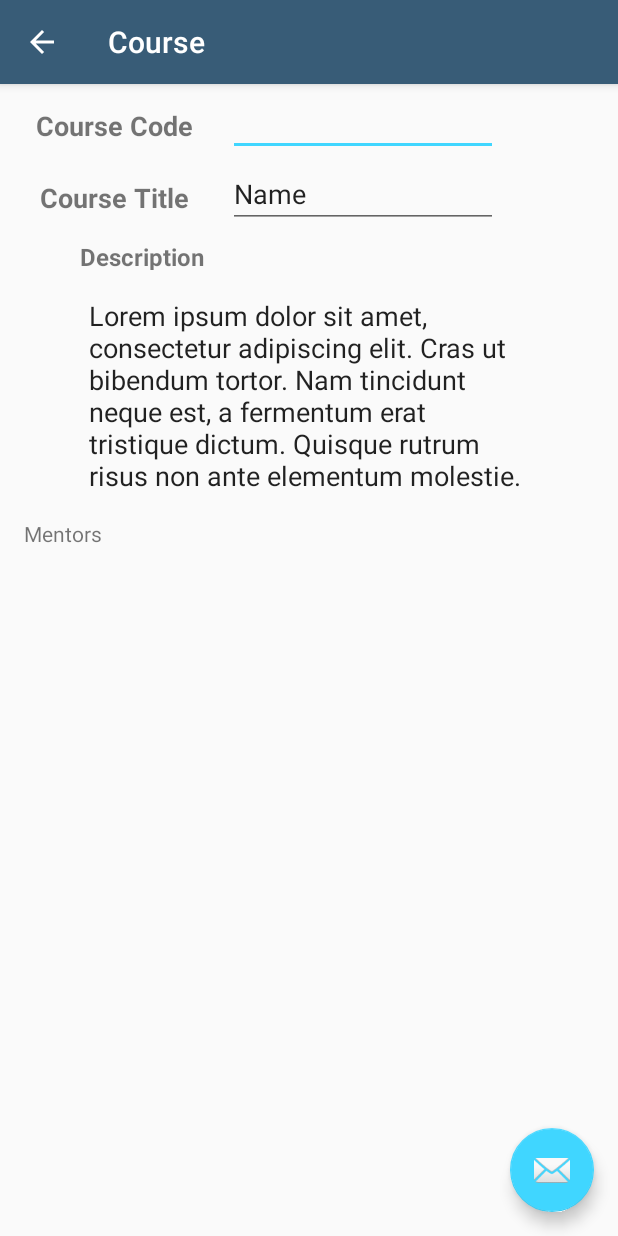
After one commit to josephlosee/C196Practical, an Android app: the ViewCourseActivity screen opened directly, with no data from a screen before it, on a phone screen of 412 x 824 dp. The commit adds this screen. Run offline under Robolectric (Android 15) with nearby library versions, the phone set to English and light mode, and no system bars.

Commit message:
862017
1:15 commit, cleaned up the classes a bit

```diff
--- a/app/src/main/java/edu/jlosee/c196practical/DBOpenHelper.java
+++ b/app/src/main/java/edu/jlosee/c196practical/DBOpenHelper.java
@@ -35,6 +35,7 @@ public class DBOpenHelper extends SQLiteOpenHelper {
     //Course Specific Strings
     public static final String COURSE_CODE = "courseCode";
     public static final String COURSE_STATUS = "courseStatus";
+    public static final String COURSE_DESCRIPTION = "courseDescription";
     public static final String MENTOR = "mentor";
 
     //Assessment table specific strings
@@ -57,8 +58,9 @@ public class DBOpenHelper extends SQLiteOpenHelper {
             "CREATE TABLE " + TABLE_COURSE + " (" +
                     TABLE_ID + " INTEGER PRIMARY KEY AUTOINCREMENT, " +
                     TITLE + " TEXT, " +
+                    COURSE_DESCRIPTION + " TEXT, " +
                     MENTOR + " INTEGER, " +
-                    COURSE_CODE + "TEXT, " +
+                    COURSE_CODE + " TEXT, " +
                     START_DATE + " TEXT, "+
                     END_DATE + " TEXT, "+
                     COURSE_STATUS + " TEXT, " +
--- a/app/src/main/java/edu/jlosee/c196practical/DBProvider.java
+++ b/app/src/main/java/edu/jlosee/c196practical/DBProvider.java
@@ -77,8 +77,8 @@ public class DBProvider{//} extends ContentProvider {
                 ret = database.query(DBOpenHelper.TABLE_TERM, columns, selection, selectionArgs, null, null, DBOpenHelper.START_DATE+" ASC");
                 break;
             case COURSE:
-                //ret = database.query(DBOpenHelper.TABLE_COURSE, columns, selection, selectionArgs, null, null, DBOpenHelper.START_DATE+" ASC");
-                ret = database.query(DBOpenHelper.TABLE_COURSE, null, null, null, null, null, DBOpenHelper.START_DATE+" ASC");
+                ret = database.query(DBOpenHelper.TABLE_COURSE, columns, selection, selectionArgs, null, null, DBOpenHelper.START_DATE+" ASC");
+                //ret = database.query(DBOpenHelper.TABLE_COURSE, null, null, null, null, null, DBOpenHelper.START_DATE+" ASC");
                 break;
             case ASSESSMENT:
                 ret = database.query(DBOpenHelper.TABLE_ASSESSMENT, columns, selection, selectionArgs, null, null, DBOpenHelper.START_DATE+" ASC");
--- /dev/null
+++ b/app/src/main/java/edu/jlosee/c196practical/ViewCourseActivity.java
@@ -0,0 +1,72 @@
+package edu.jlosee.c196practical;
+
+import android.database.Cursor;
+import android.os.Bundle;
+import android.support.design.widget.FloatingActionButton;
+import android.support.design.widget.Snackbar;
+import android.support.v7.app.AppCompatActivity;
+import android.support.v7.widget.Toolbar;
+import android.view.View;
+import android.widget.Button;
+import android.widget.EditText;
+
+public class ViewCourseActivity extends AppCompatActivity {
+
+    @Override
+    protected void onCreate(Bundle savedInstanceState) {
+        super.onCreate(savedInstanceState);
+        setContentView(R.layout.activity_view_course);
+
+        Toolbar toolbar = (Toolbar) findViewById(R.id.toolbar);
+
+        Bundle bundle = getIntent().getExtras();
+        int courseID = -1;
+        if (bundle!=null){
+            courseID = bundle.getInt(ViewTermActivity.COURSE_ID);
+
+            String[] columns = {DBOpenHelper.TABLE_ID, DBOpenHelper.TITLE};
+            String selection = DBOpenHelper.TABLE_ID+"=?";
+            String[] selectionArgs = {String.valueOf(courseID)};
+
+            Cursor courseInfo = MainActivity.dbProvider.query(DBProvider.COURSE_URI, null, selection, selectionArgs, null);
+
+            if (courseInfo.moveToFirst()){
+                String courseCode = courseInfo.getString(courseInfo.getColumnIndex(DBOpenHelper.COURSE_CODE));
+                String courseTitle = courseInfo.getString(courseInfo.getColumnIndex(DBOpenHelper.TITLE));
+                String courseDescription = courseInfo.getString(courseInfo.getColumnIndex(DBOpenHelper.COURSE_DESCRIPTION));
+
+                EditText etCode = (EditText)findViewById(R.id.etCourseCode);
+                EditText etTitle = (EditText) findViewById(R.id.etCourseTitle);
+                EditText etDesc = (EditText)findViewById(R.id.etDescription);
+
+                etCode.setText(courseCode);
+                etCode.setEnabled(false);
+                etTitle.setText(courseTitle);
+                etTitle.setEnabled(false);
+                etDesc.setText(courseDescription);
+                etDesc.setEnabled(false);
+            }
+        }
+
+        toolbar.inflateMenu(R.menu.menu_editsavecancel);
+        toolbar.setTitle("Course");
+        setSupportActionBar(toolbar);
+        //Button editButton = new Button(this);
+        //;;editButton.setText("Edit");
+        //editButton.setAlpha((float) .5);
+        //toolbar.addView(editButton);
+
+
+
+        FloatingActionButton fab = (FloatingActionButton) findViewById(R.id.fab);
+        fab.setOnClickListener(new View.OnClickListener() {
+            @Override
+            public void onClick(View view) {
+                Snackbar.make(view, "Replace with your own action", Snackbar.LENGTH_LONG)
+                        .setAction("Action", null).show();
+            }
+        });
+        getSupportActionBar().setDisplayHomeAsUpEnabled(true);
+    }
+
+}
--- /dev/null
+++ b/app/src/main/res/layout/activity_view_course.xml
@@ -0,0 +1,33 @@
+<?xml version="1.0" encoding="utf-8"?>
+<android.support.design.widget.CoordinatorLayout xmlns:android="http://schemas.android.com/apk/res/android"
+    xmlns:app="http://schemas.android.com/apk/res-auto"
+    xmlns:tools="http://schemas.android.com/tools"
+    android:layout_width="match_parent"
+    android:layout_height="match_parent"
+    tools:context="edu.jlosee.c196practical.ViewCourseActivity">
+
+    <android.support.design.widget.AppBarLayout
+        android:layout_width="match_parent"
+        android:layout_height="wrap_content"
+        android:theme="@style/AppTheme.AppBarOverlay">
+
+        <android.support.v7.widget.Toolbar
+            android:id="@+id/toolbar"
+            android:layout_width="match_parent"
+            android:layout_height="?attr/actionBarSize"
+            android:background="?attr/colorPrimary"
+            app:popupTheme="@style/AppTheme.PopupOverlay" />
+
+    </android.support.design.widget.AppBarLayout>
+
+    <include layout="@layout/content_view_course" />
+
+    <android.support.design.widget.FloatingActionButton
+        android:id="@+id/fab"
+        android:layout_width="wrap_content"
+        android:layout_height="wrap_content"
+        android:layout_gravity="bottom|end"
+        android:layout_margin="@dimen/fab_margin"
+        app:srcCompat="@android:drawable/ic_dialog_email" />
+
+</android.support.design.widget.CoordinatorLayout>
--- /dev/null
+++ b/app/src/main/res/layout/content_view_course.xml
@@ -0,0 +1,144 @@
+<?xml version="1.0" encoding="utf-8"?>
+<android.support.constraint.ConstraintLayout xmlns:android="http://schemas.android.com/apk/res/android"
+    xmlns:app="http://schemas.android.com/apk/res-auto"
+    xmlns:tools="http://schemas.android.com/tools"
+    android:layout_width="match_parent"
+    android:layout_height="match_parent"
+    app:layout_behavior="@string/appbar_scrolling_view_behavior"
+    tools:context="edu.jlosee.c196practical.ViewCourseActivity"
+    tools:showIn="@layout/activity_view_course"
+    tools:layout_editor_absoluteY="81dp"
+    tools:layout_editor_absoluteX="0dp">
+
+    <TextView
+        android:id="@+id/tvCourseCode"
+        android:layout_width="120dp"
+        android:layout_height="40dp"
+        android:layout_gravity="end"
+        android:layout_marginLeft="16dp"
+        android:layout_marginStart="16dp"
+        android:layout_marginTop="8dp"
+        android:gravity="center"
+        android:inputType="none"
+        android:text="Course Code"
+        android:textSize="18sp"
+        android:textStyle="bold"
+        android:visibility="visible"
+        app:layout_constraintLeft_toLeftOf="parent"
+        app:layout_constraintTop_toTopOf="parent" />
+
+    <EditText
+        android:id="@+id/etCourseCode"
+        android:layout_width="180dp"
+        android:layout_height="40dp"
+        android:layout_marginLeft="16dp"
+        android:layout_marginStart="16dp"
+        android:ems="10"
+        android:inputType="textPersonName"
+        app:layout_constraintLeft_toRightOf="@+id/tvCourseCode"
+        app:layout_constraintTop_toTopOf="@+id/tvCourseCode" />
+
+    <EditText
+        android:id="@+id/etCourseTitle"
+        android:layout_width="180dp"
+        android:layout_height="40dp"
+        android:layout_marginLeft="16dp"
+        android:layout_marginStart="16dp"
+        android:layout_marginTop="8dp"
+        android:ems="10"
+        android:inputType="textPersonName"
+        android:maxLines="1"
+        android:text="Name"
+        app:layout_constraintLeft_toRightOf="@+id/tvCourseTitle"
+        app:layout_constraintTop_toBottomOf="@+id/etCourseCode" />
+
+    <TextView
+        android:id="@+id/tvCourseTitle"
+        android:layout_width="120dp"
+        android:layout_height="40dp"
+        android:layout_marginLeft="16dp"
+        android:layout_marginStart="16dp"
+        android:layout_marginTop="8dp"
+        android:text="Course Title"
+        android:gravity="center"
+        android:inputType="none"
+        android:textSize="18sp"
+        android:textStyle="bold"
+        app:layout_constraintLeft_toLeftOf="parent"
+        app:layout_constraintTop_toBottomOf="@+id/tvCourseCode" />
+
+    <TextView
+        android:id="@+id/textView4"
+        android:layout_width="120dp"
+        android:layout_height="20dp"
+        android:layout_marginLeft="16dp"
+        android:layout_marginTop="8dp"
+        android:text="Description"
+        android:textAlignment="viewEnd"
+        android:textSize="16sp"
+        android:textStyle="bold"
+        app:layout_constraintLeft_toLeftOf="parent"
+        app:layout_constraintTop_toBottomOf="@+id/tvCourseTitle"
+        android:layout_marginStart="16dp" />
+
+    <android.support.v4.widget.NestedScrollView
+        android:layout_width="334dp"
+        android:layout_height="150dp"
+        android:layout_marginEnd="16dp"
+        android:layout_marginLeft="16dp"
+        android:layout_marginRight="16dp"
+        android:layout_marginStart="16dp"
+        android:layout_marginTop="0dp"
+        app:layout_constraintLeft_toLeftOf="parent"
+        app:layout_constraintRight_toRightOf="parent"
+        app:layout_constraintTop_toBottomOf="@+id/textView4"
+        android:id="@+id/nestedScrollView">
+
+        <LinearLayout
+            android:layout_width="match_parent"
+            android:layout_height="wrap_content"
+            android:orientation="vertical">
+
+            <EditText
+                android:id="@+id/etDescription"
+                android:layout_width="match_parent"
+                android:layout_height="wrap_content"
+                android:layout_marginEnd="16dp"
+                android:layout_marginLeft="16dp"
+                android:layout_marginRight="16dp"
+                android:layout_marginStart="16dp"
+                android:layout_marginTop="8dp"
+                android:ems="10"
+                android:inputType="textMultiLine"
+                android:text="@string/lorem_ipsem"
+                app:layout_constraintHorizontal_bias="0.0"
+                app:layout_constraintLeft_toLeftOf="parent"
+                app:layout_constraintRight_toRightOf="parent"
+                app:layout_constraintTop_toBottomOf="@+id/textView4" />
+        </LinearLayout>
+    </android.support.v4.widget.NestedScrollView>
+
+    <TextView
+        android:id="@+id/textView6"
+        android:layout_width="wrap_content"
+        android:layout_height="wrap_content"
+        android:layout_marginLeft="16dp"
+        android:text="Mentors"
+        android:visibility="visible"
+        app:layout_constraintLeft_toLeftOf="parent"
+        android:layout_marginTop="16dp"
+        app:layout_constraintTop_toBottomOf="@+id/nestedScrollView" />
+
+    <ListView
+        android:id="@+id/mentorList"
+        android:layout_width="352dp"
+        android:layout_height="100dp"
+        android:layout_marginLeft="16dp"
+        android:layout_marginRight="16dp"
+        app:layout_constraintHorizontal_bias="0.0"
+        app:layout_constraintLeft_toLeftOf="parent"
+        app:layout_constraintRight_toRightOf="parent"
+        android:layout_marginTop="8dp"
+        app:layout_constraintTop_toBottomOf="@+id/textView6" />
+
+</android.support.constraint.ConstraintLayout>
--- /dev/null
+++ b/app/src/main/res/menu/menu_editsavecancel.xml
@@ -0,0 +1,22 @@
+<menu xmlns:android="http://schemas.android.com/apk/res/android"
+    xmlns:app="http://schemas.android.com/apk/res-auto">
+
+    <!-- "Mark Favorite", should appear as action button if possible -->
+    <item
+        android:id="@+id/action_edit"
+        android:enabled="true"
+        android:icon="?android:attr/actionModeCutDrawable"
+        android:title="Edit"
+        android:visible="true"
+        app:showAsAction="always" />
+
+
+    <!-- Settings, should always be in the overflow -->
+    <item android:id="@+id/action_save"
+        android:title="Save"
+        app:showAsAction="never"/>
+
+    <item android:id="@+id/action_cancel"
+        android:title="Cancel"
+        app:showAsAction="never"/>
+</menu>
--- a/app/src/main/res/values/strings.xml
+++ b/app/src/main/res/values/strings.xml
@@ -14,4 +14,5 @@ Donec bibendum tellus et accumsan imperdiet. Aenean fringilla nibh dolor, eu imp
 Nunc vulputate arcu quis mi congue, et scelerisque erat maximus. Quisque ut nunc iaculis, convallis erat eget, posuere nulla. Aliquam tempor eros sed mi finibus, in accumsan sapien porta. Praesent vitae nulla aliquet, bibendum mauris id, volutpat lectus. Aenean laoreet justo nec nisi luctus finibus. Pellentesque ante eros, varius ut tellus tincidunt, molestie interdum dolor. In varius eget mi eget tempus.
 Aenean tincidunt blandit erat, sit amet convallis sem cursus a. Proin sodales suscipit enim et ultricies. Aenean facilisis ipsum et ante facilisis tristique sed vitae tortor. Suspendisse eget convallis ligula, ut scelerisque lacus. Nam pellentesque, neque maximus consectetur consequat, ante ipsum scelerisque nibh, ac lobortis justo lacus commodo ex. Donec quis ex sed sapien mollis aliquet. Sed molestie, lectus a iaculis ullamcorper, est nisl egestas arcu, sed ullamcorper ante erat non tellus. Nulla commodo, dui nec iaculis dictum, orci eros elementum nunc, at pharetra justo elit eu dolor. Nulla convallis enim vitae mi dignissim, eu volutpat mauris pellentesque. Pellentesque tempor vulputate velit eu pharetra. Nulla semper sollicitudin risus sit amet varius. Cras cursus sit amet quam in sagittis. Cras varius nisl vitae nulla dignissim, quis dignissim odio placerat. Maecenas sit amet feugiat dui. Morbi iaculis eget nisl in molestie.
 Mauris mauris sapien, luctus a porttitor quis, rutrum ut lacus. Donec eget leo semper, venenatis eros non, maximus lorem. Fusce vehicula sed justo at consectetur. Etiam ultricies pulvinar elit vitae faucibus. Maecenas rhoncus est erat, eget pretium metus luctus id. Cras bibendum vel mi nec scelerisque. Donec ac vulputate sapien. Integer quis tellus in mi imperdiet tempus sit amet quis urna. Duis dapibus turpis nec faucibus convallis. Curabitur ac tellus pulvinar, interdum quam vel, vestibulum tellus.</string>
+    <string name="title_activity_view_course">ViewCourseActivity</string>
 </resources>
```
Also changed, not shown: app/src/main/AndroidManifest.xml (+13 -2 lines), app/src/main/java/edu/jlosee/c196practical/Assessment.java (deleted, +0 -52 lines), app/src/main/java/edu/jlosee/c196practical/Course.java (deleted, +0 -22 lines), app/src/main/java/edu/jlosee/c196practical/EditTermActivity.java (+4 -4 lines), app/src/main/java/edu/jlosee/c196practical/MainActivity.java (+4 -4 lines), app/src/main/java/edu/jlosee/c196practical/Note.java (deleted, +0 -8 lines), app/src/main/java/edu/jlosee/c196practical/Term.java (deleted, +0 -95 lines), app/src/main/java/edu/jlosee/c196practical/ViewTermActivity.java (+37 -15 lines), 66 other files.
